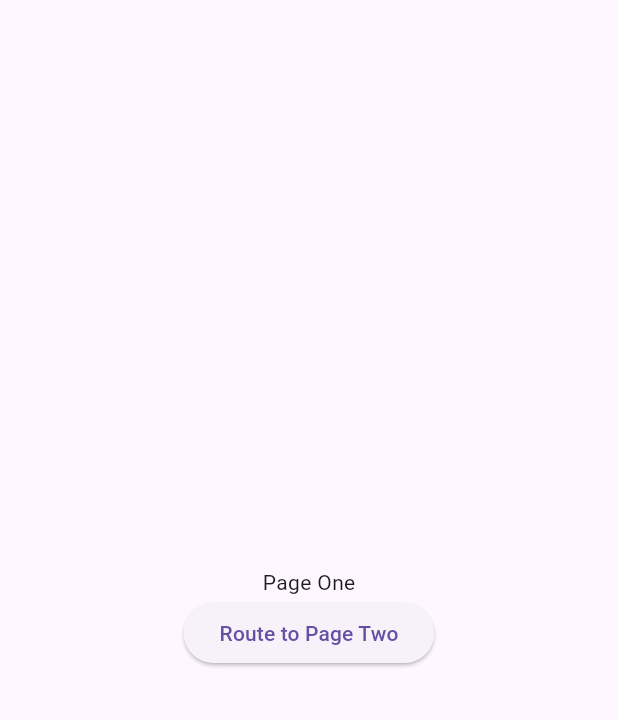
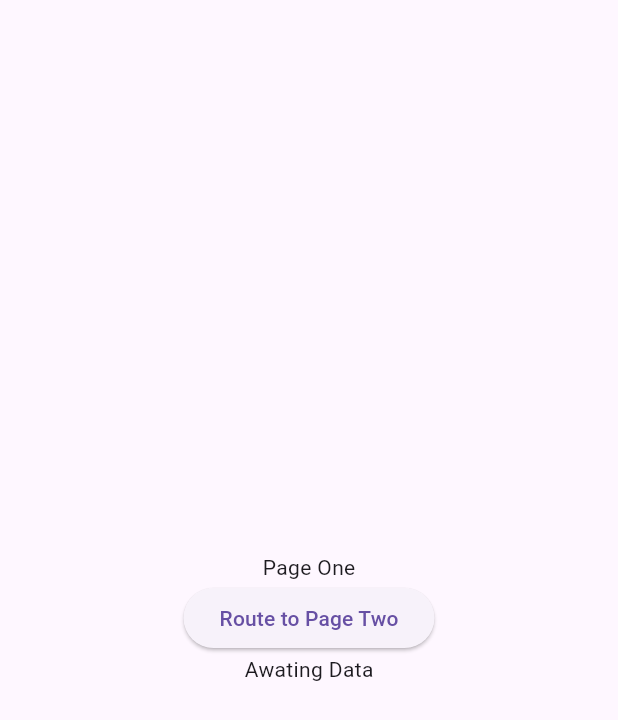
Before and after one commit to Hansenyao/nait-dmit2504-student-workbook, a Flutter app: the PageTwo screen opened by its route, after a tap on "Go Back", on a phone screen of 412 x 824 dp. Shown: the top 720 px of the screen. Run offline on Flutter 3.47's test engine with Material 3 defaults, Android fonts, the phone set to English and light mode, and no system bars; missing offline and left inert: dart:ffi.

Commit message:
return string

```diff
--- a/navigation_intro/lib/pages/page_one.dart
+++ b/navigation_intro/lib/pages/page_one.dart
@@ -10,6 +10,8 @@ class PageOne extends StatefulWidget {
 }
 
 class _PageOneState extends State<PageOne> {
+  var data = '';
+
   @override
   Widget build(BuildContext context) {
     return Scaffold(
@@ -19,11 +21,17 @@ class _PageOneState extends State<PageOne> {
           children: [
             Text('Page One'),
             ElevatedButton(
-              onPressed: () {
-                Navigator.of(context).pushNamed(routes.pageTwoRoute);
+              onPressed: () async {
+                var result = await Navigator.of(
+                  context,
+                ).pushNamed(routes.pageTwoRoute);
+                setState(() {
+                  data = result as String;
+                });
               },
               child: Text('Route to Page Two'),
             ),
+            data.isEmpty ? Text('Awating Data') : Text('Recieved: $data'),
           ],
         ),
       ),
--- a/navigation_intro/lib/pages/page_two.dart
+++ b/navigation_intro/lib/pages/page_two.dart
@@ -13,7 +13,7 @@ class PageTwo extends StatelessWidget {
             Text('Page Two'),
             ElevatedButton(
               onPressed: () {
-                Navigator.of(context).pop();
+                Navigator.of(context).pop('You Left Page Two');
               },
               child: Text('Go Back'),
             ),
```
